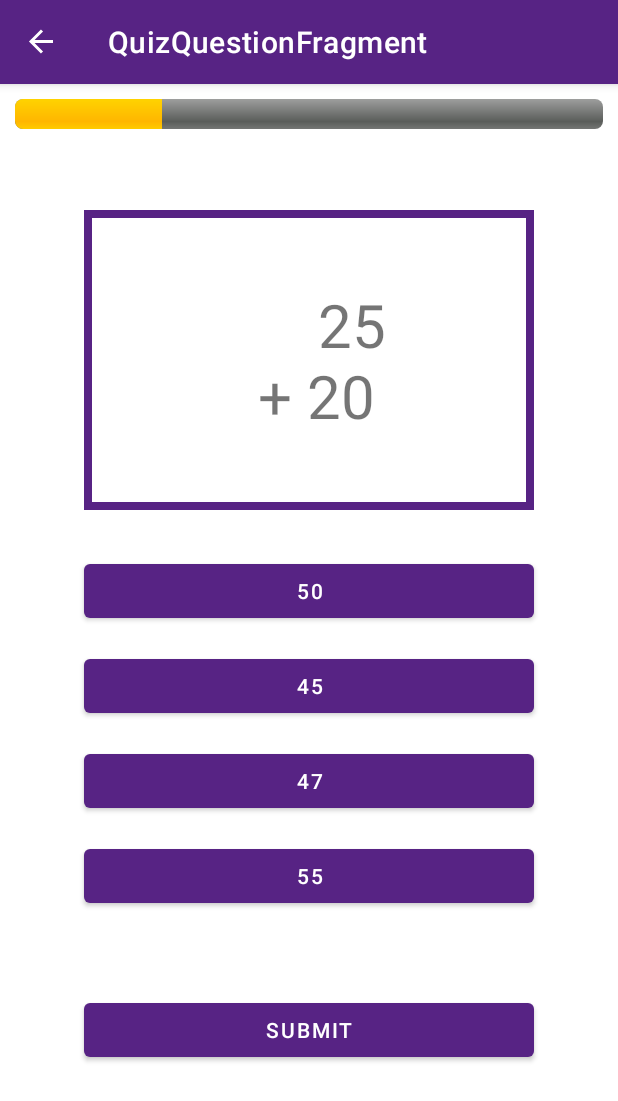
After one commit to RahulKherajani/mathwiz, an Android app: the QuizQuestionFragment screen opened through its navigation route, on a phone screen of 412 x 824 dp. The commit adds this screen. Shown: the top 1101 px of the screen. Run offline under Robolectric (Android 15) with nearby library versions, the phone set to English and light mode, and no system bars; our stand-ins replace navigation-ui.

Commit message:
Added Quiz Activity

```diff
--- /dev/null
+++ b/app/src/main/java/com/example/mathwiz/QuizActivity.kt
@@ -0,0 +1,37 @@
+package com.example.mathwiz
+
+import android.os.Bundle
+import com.google.android.material.snackbar.Snackbar
+import androidx.appcompat.app.AppCompatActivity
+import androidx.navigation.findNavController
+import androidx.navigation.ui.AppBarConfiguration
+import androidx.navigation.ui.navigateUp
+import androidx.navigation.ui.setupActionBarWithNavController
+import com.example.mathwiz.R
+import com.example.mathwiz.databinding.ActivityQuizBinding
+
+
+class QuizActivity : AppCompatActivity() {
+
+    private lateinit var appBarConfiguration: AppBarConfiguration
+    private lateinit var binding: ActivityQuizBinding
+
+    override fun onCreate(savedInstanceState: Bundle?) {
+        super.onCreate(savedInstanceState)
+
+        binding = ActivityQuizBinding.inflate(layoutInflater)
+        setContentView(binding.root)
+
+        setSupportActionBar(binding.toolbar)
+
+        val navController = findNavController(R.id.nav_host_fragment_content_quiz)
+        appBarConfiguration = AppBarConfiguration(navController.graph)
+        setupActionBarWithNavController(navController, appBarConfiguration)
+    }
+
+    override fun onSupportNavigateUp(): Boolean {
+        val navController = findNavController(R.id.nav_host_fragment_content_quiz)
+        return navController.navigateUp(appBarConfiguration)
+                || super.onSupportNavigateUp()
+    }
+}
--- /dev/null
+++ b/app/src/main/java/com/example/mathwiz/ui/quiz/QuizDescriptionFragment.kt
@@ -0,0 +1,45 @@
+package com.example.mathwiz.ui.quiz
+
+import android.os.Bundle
+import androidx.fragment.app.Fragment
+import android.view.LayoutInflater
+import android.view.View
+import android.view.ViewGroup
+import androidx.navigation.fragment.findNavController
+import com.example.mathwiz.R
+import com.example.mathwiz.databinding.FragmentQuizDescriptionBinding
+
+/**
+ * A simple [Fragment] subclass as the default destination in the navigation.
+ */
+class QuizDescriptionFragment : Fragment() {
+
+    private var _binding: FragmentQuizDescriptionBinding? = null
+
+    // This property is only valid between onCreateView and
+    // onDestroyView.
+    private val binding get() = _binding!!
+
+    override fun onCreateView(
+        inflater: LayoutInflater, container: ViewGroup?,
+        savedInstanceState: Bundle?
+    ): View? {
+
+        _binding = FragmentQuizDescriptionBinding.inflate(inflater, container, false)
+        return binding.root
+
+    }
+
+    override fun onViewCreated(view: View, savedInstanceState: Bundle?) {
+        super.onViewCreated(view, savedInstanceState)
+
+        binding.startQuizButton.setOnClickListener {
+            findNavController().navigate(R.id.action_QuizDescriptionFragment_to_QuizQuestionFragment)
+        }
+    }
+
+    override fun onDestroyView() {
+        super.onDestroyView()
+        _binding = null
+    }
+}
--- /dev/null
+++ b/app/src/main/java/com/example/mathwiz/ui/quiz/QuizQuestionFragment.kt
@@ -0,0 +1,45 @@
+package com.example.mathwiz.ui.quiz
+
+import android.os.Bundle
+import androidx.fragment.app.Fragment
+import android.view.LayoutInflater
+import android.view.View
+import android.view.ViewGroup
+import androidx.navigation.fragment.findNavController
+import com.example.mathwiz.R
+import com.example.mathwiz.databinding.FragmentQuizQuestionBinding
+
+/**
+ * A simple [Fragment] subclass as the second destination in the navigation.
+ */
+class QuizQuestionFragment : Fragment() {
+
+    private var _binding: FragmentQuizQuestionBinding? = null
+
+    // This property is only valid between onCreateView and
+    // onDestroyView.
+    private val binding get() = _binding!!
+
+    override fun onCreateView(
+        inflater: LayoutInflater, container: ViewGroup?,
+        savedInstanceState: Bundle?
+    ): View? {
+
+        _binding = FragmentQuizQuestionBinding.inflate(inflater, container, false)
+        return binding.root
+
+    }
+
+    override fun onViewCreated(view: View, savedInstanceState: Bundle?) {
+        super.onViewCreated(view, savedInstanceState)
+
+        binding.submitQuestionButton.setOnClickListener {
+            findNavController().navigate(R.id.action_QuizQuestionFragment_to_QuizResultFragment)
+        }
+    }
+
+    override fun onDestroyView() {
+        super.onDestroyView()
+        _binding = null
+    }
+}
--- /dev/null
+++ b/app/src/main/res/drawable/ic_question_box.xml
@@ -0,0 +1,8 @@
+<?xml version="1.0" encoding="utf-8"?>
+<selector xmlns:android="http://schemas.android.com/apk/res/android">
+    <item>
+        <shape>
+            <stroke android:width="5dp" android:color="@color/mathwiz_purple"/>
+        </shape>
+    </item>
+</selector>
--- /dev/null
+++ b/app/src/main/res/layout/activity_quiz.xml
@@ -0,0 +1,26 @@
+<?xml version="1.0" encoding="utf-8"?>
+<androidx.coordinatorlayout.widget.CoordinatorLayout xmlns:android="http://schemas.android.com/apk/res/android"
+    xmlns:app="http://schemas.android.com/apk/res-auto"
+    xmlns:tools="http://schemas.android.com/tools"
+    android:layout_width="match_parent"
+    android:layout_height="match_parent"
+    tools:context=".QuizActivity">
+
+    <com.google.android.material.appbar.AppBarLayout
+        android:layout_width="match_parent"
+        android:layout_height="wrap_content"
+        android:theme="@style/Theme.MathWiz.AppBarOverlay">
+
+        <androidx.appcompat.widget.Toolbar
+            android:id="@+id/toolbar"
+            android:layout_width="match_parent"
+            android:layout_height="?attr/actionBarSize"
+            android:background="?attr/colorPrimary"
+            app:popupTheme="@style/Theme.MathWiz.PopupOverlay" />
+
+    </com.google.android.material.appbar.AppBarLayout>
+
+    <include layout="@layout/content_quiz" />
+
+
+</androidx.coordinatorlayout.widget.CoordinatorLayout>
--- /dev/null
+++ b/app/src/main/res/layout/content_quiz.xml
@@ -0,0 +1,19 @@
+<?xml version="1.0" encoding="utf-8"?>
+<androidx.constraintlayout.widget.ConstraintLayout xmlns:android="http://schemas.android.com/apk/res/android"
+    xmlns:app="http://schemas.android.com/apk/res-auto"
+    android:layout_width="match_parent"
+    android:layout_height="match_parent"
+    app:layout_behavior="@string/appbar_scrolling_view_behavior">
+
+    <fragment
+        android:id="@+id/nav_host_fragment_content_quiz"
+        android:name="androidx.navigation.fragment.NavHostFragment"
+        android:layout_width="0dp"
+        android:layout_height="0dp"
+        app:defaultNavHost="true"
+        app:layout_constraintBottom_toBottomOf="parent"
+        app:layout_constraintLeft_toLeftOf="parent"
+        app:layout_constraintRight_toRightOf="parent"
+        app:layout_constraintTop_toTopOf="parent"
+        app:navGraph="@navigation/quiz_navigation" />
+</androidx.constraintlayout.widget.ConstraintLayout>
--- /dev/null
+++ b/app/src/main/res/layout/fragment_quiz_question.xml
@@ -0,0 +1,91 @@
+<?xml version="1.0" encoding="utf-8"?>
+<androidx.constraintlayout.widget.ConstraintLayout xmlns:android="http://schemas.android.com/apk/res/android"
+    xmlns:app="http://schemas.android.com/apk/res-auto"
+    xmlns:tools="http://schemas.android.com/tools"
+    android:layout_width="match_parent"
+    android:layout_height="match_parent"
+    tools:context=".QuizActivity">
+
+    <ProgressBar
+        android:id="@+id/progressBar"
+        style="@android:style/Widget.ProgressBar.Horizontal"
+        android:layout_width="match_parent"
+        android:layout_height="wrap_content"
+        android:layout_margin="10dp"
+        android:progress="25"
+        app:layout_constraintStart_toStartOf="parent"
+        app:layout_constraintTop_toTopOf="parent" />
+
+    <TextView
+        android:id="@+id/questionBox"
+        android:layout_width="300dp"
+        android:layout_height="200dp"
+        android:layout_marginTop="84dp"
+        android:background="@drawable/ic_question_box"
+        android:gravity="center"
+        android:lines="3"
+        android:text="\t\t    25 \n + 20"
+        android:textSize="40dp"
+        android:textAlignment="center"
+        app:layout_constraintEnd_toEndOf="parent"
+        app:layout_constraintStart_toStartOf="parent"
+        app:layout_constraintTop_toTopOf="parent" />
+
+    <Button
+        android:id="@+id/option1"
+        android:layout_width="300dp"
+        android:layout_height="wrap_content"
+        android:layout_margin="30dp"
+        android:layout_marginTop="116dp"
+        android:text="50"
+        app:layout_constraintEnd_toEndOf="parent"
+        app:layout_constraintStart_toStartOf="parent"
+        app:layout_constraintTop_toBottomOf="@+id/questionBox" />
+
+    <Button
+        android:id="@+id/option2"
+        android:layout_width="300dp"
+        android:layout_height="wrap_content"
+        android:layout_margin="15dp"
+        android:text="45"
+        android:layout_marginTop="48dp"
+        app:layout_constraintEnd_toEndOf="parent"
+        app:layout_constraintStart_toStartOf="parent"
+        app:layout_constraintTop_toBottomOf="@+id/option1" />
+
+    <Button
+        android:id="@+id/option3"
+        android:layout_width="300dp"
+        android:layout_height="wrap_content"
+        android:layout_margin="15dp"
+        android:text="47"
+        android:layout_marginTop="48dp"
+        app:layout_constraintEnd_toEndOf="parent"
+        app:layout_constraintStart_toStartOf="parent"
+        app:layout_constraintTop_toBottomOf="@+id/option2" />
+
+    <Button
+        android:id="@+id/option4"
+        android:layout_width="300dp"
+        android:layout_height="wrap_content"
+        android:layout_margin="15dp"
+        android:layout_marginTop="48dp"
+        android:text="55"
+        app:layout_constraintEnd_toEndOf="parent"
+        app:layout_constraintStart_toStartOf="parent"
+        app:layout_constraintTop_toBottomOf="@+id/option3" />
+
+    <Button
+        android:id="@+id/submitQuestionButton"
+        android:layout_width="300dp"
+        android:layout_height="wrap_content"
+        android:layout_margin="10dp"
+        android:layout_marginTop="10dp"
+        android:text="Submit"
+        app:layout_constraintBottom_toBottomOf="parent"
+        app:layout_constraintEnd_toEndOf="parent"
+        app:layout_constraintStart_toStartOf="parent"
+        app:layout_constraintTop_toBottomOf="@+id/option4"
+        app:layout_constraintVertical_bias="0.300" />
+
+</androidx.constraintlayout.widget.ConstraintLayout>
--- /dev/null
+++ b/app/src/main/res/navigation/quiz_navigation.xml
@@ -0,0 +1,35 @@
+<?xml version="1.0" encoding="utf-8"?>
+<navigation xmlns:android="http://schemas.android.com/apk/res/android"
+    xmlns:app="http://schemas.android.com/apk/res-auto"
+    xmlns:tools="http://schemas.android.com/tools"
+    android:id="@+id/nav_graph"
+    app:startDestination="@id/QuizDescriptionFragment">
+
+    <fragment
+        android:id="@+id/QuizDescriptionFragment"
+        android:name="com.example.mathwiz.ui.quiz.QuizDescriptionFragment"
+        android:label="QuizDescriptionFragment"
+        tools:layout="@layout/fragment_quiz_description">
+
+        <action
+            android:id="@+id/action_QuizDescriptionFragment_to_QuizQuestionFragment"
+            app:destination="@id/QuizQuestionFragment" />
+    </fragment>
+    <fragment
+        android:id="@+id/QuizQuestionFragment"
+        android:name="com.example.mathwiz.ui.quiz.QuizQuestionFragment"
+        android:label="QuizQuestionFragment"
+        tools:layout="@layout/fragment_quiz_question">
+
+        <action
+            android:id="@+id/action_QuizQuestionFragment_to_QuizResultFragment"
+            app:destination="@id/QuizResultFragment" />
+    </fragment>
+
+    <fragment
+        android:id="@+id/QuizResultFragment"
+        android:name="com.example.mathwiz.ui.quiz.QuizResultFragment"
+        android:label="QuizResultFragment"
+        tools:layout="@layout/fragment_quiz_result">
+    </fragment>
+</navigation>
--- a/app/src/main/res/values/colors.xml
+++ b/app/src/main/res/values/colors.xml
@@ -9,4 +9,5 @@
     <color name="white">#FFFFFFFF</color>
     <color name ="mathwiz_purple">#572384</color>
     <color name ="mathwiz_opaque_purple">#8235c4</color>
+    <color name ="mathwiz_grey">#DEDEDE</color>
 </resources>
--- a/app/src/main/res/values/strings.xml
+++ b/app/src/main/res/values/strings.xml
@@ -22,5 +22,11 @@
     <string name="security_code">Security Code</string>
     <string name="forgot_password">Forgot Password?</string>
     <string name="save">Save</string>
+    <string name="title_activity_quiz">QuizActivity</string>
+    <!-- Strings used for fragments for navigation -->
+    <string name="hello_first_fragment">Hello first fragment</string>
+    <string name="hello_second_fragment">Hello second fragment. Arg: %1$s</string>
+    <!-- TODO: Remove or change this placeholder text -->
+    <string name="hello_blank_fragment">Hello blank fragment</string>
 
 </resources>
```
Also changed, not shown: app/src/main/AndroidManifest.xml (+6 -1 lines), app/src/main/java/com/example/mathwiz/ui/quiz/QuizResultFragment.kt (added, +36 -0 lines), app/src/main/res/drawable/ic_quiz_description_box.xml (added, +9 -0 lines), app/src/main/res/layout/fragment_quiz_description.xml (added, +35 -0 lines), app/src/main/res/layout/fragment_quiz_result.xml (added, +22 -0 lines).
